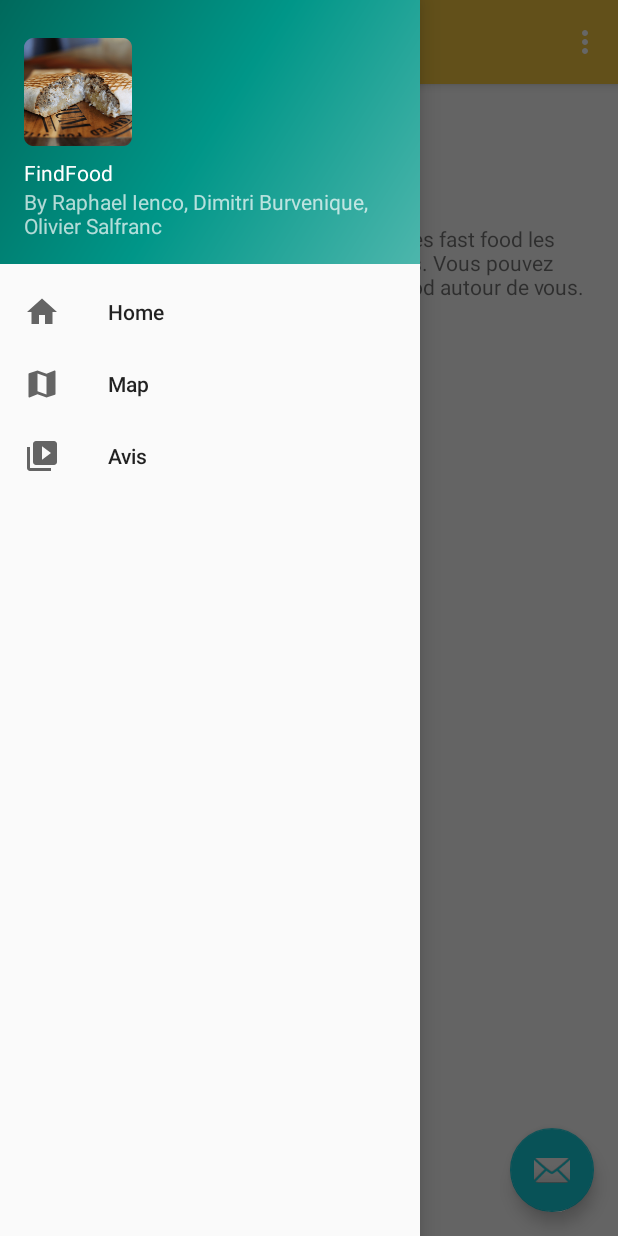
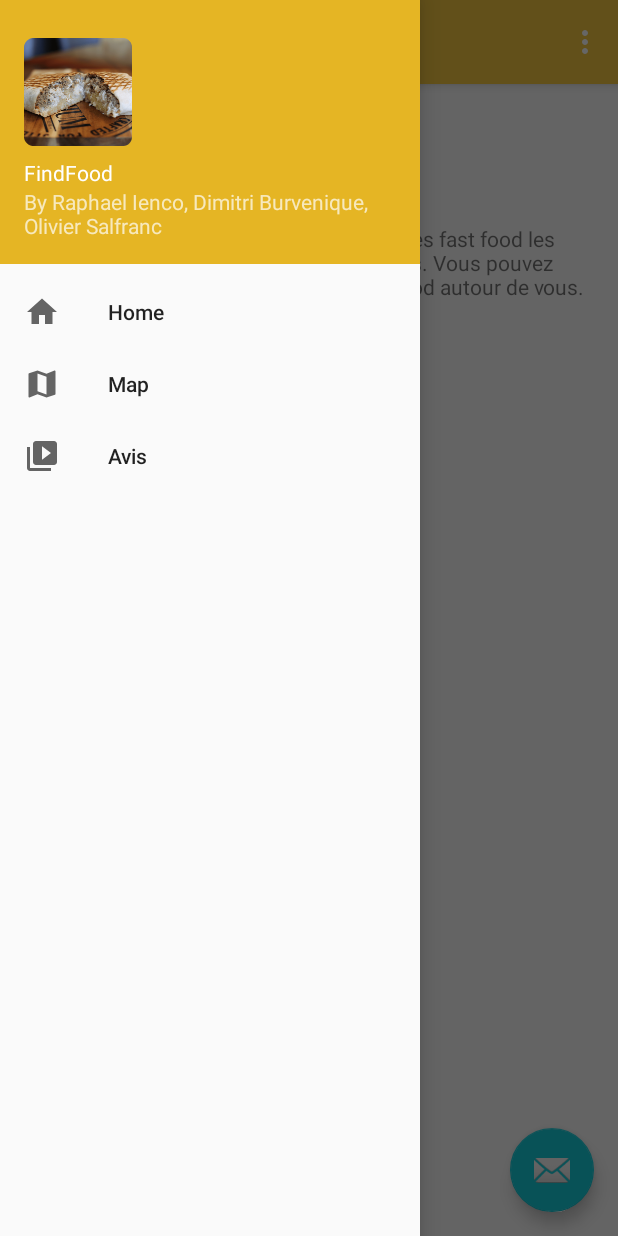
Before and after one commit to RaphaelIENCO/projetAndroid, an Android app: the screen it shows after launch (MainActivity), with the side drawer open, on a phone screen of 412 x 824 dp. Run offline under Robolectric (Android 15) with nearby library versions, the phone set to English and light mode, and no system bars.

Commit message:
Couleur navBar

```diff
--- a/app/src/main/res/layout/nav_header_main.xml
+++ b/app/src/main/res/layout/nav_header_main.xml
@@ -3,7 +3,7 @@
     xmlns:app="http://schemas.android.com/apk/res-auto"
     android:layout_width="match_parent"
     android:layout_height="@dimen/nav_header_height"
-    android:background="@drawable/side_nav_bar"
+    android:background="@color/colorPrimaryDark"
     android:gravity="bottom"
     android:orientation="vertical"
     android:paddingLeft="@dimen/activity_horizontal_margin"
```
